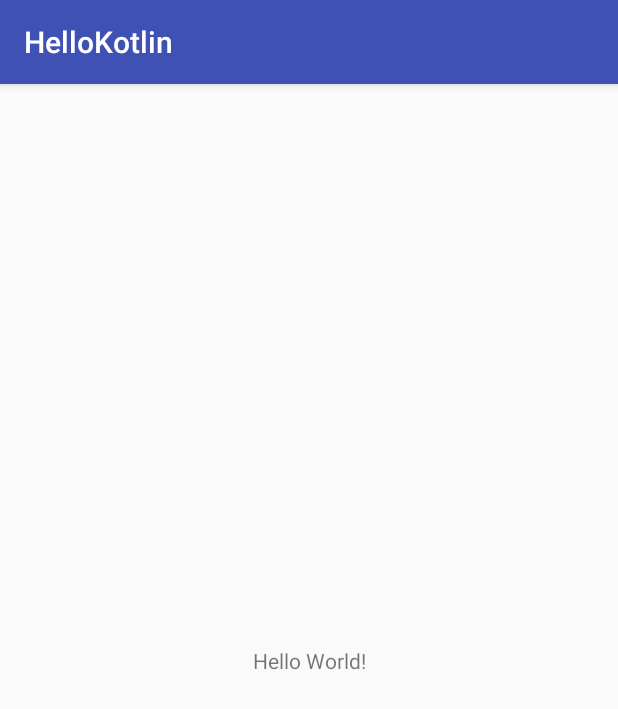
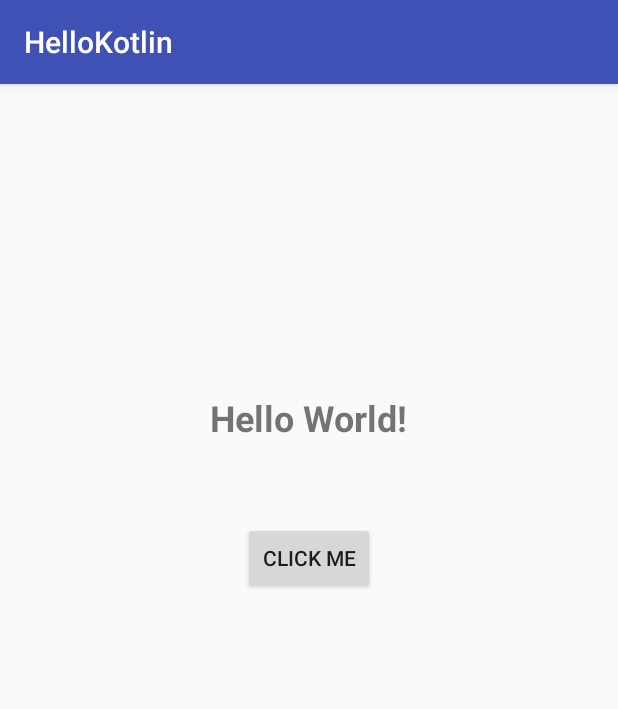
Before and after one commit to Raven0/HelloKotlin, an Android app: the screen it shows after launch (MainActivity), on a phone screen of 412 x 824 dp. Shown: the top 709 px of the screen. Run offline under Robolectric (Android 15) with nearby library versions, the phone set to English and light mode, and no system bars.

Commit message:
Final
next!

```diff
--- a/app/src/main/java/com/preangerstd/hellokotlin/MainActivity.kt
+++ b/app/src/main/java/com/preangerstd/hellokotlin/MainActivity.kt
@@ -2,11 +2,22 @@ package com.preangerstd.hellokotlin
 
 import android.os.Bundle
 import android.support.v7.app.AppCompatActivity
+import android.widget.Toast
+import kotlinx.android.synthetic.main.activity_main.*
 
 class MainActivity : AppCompatActivity() {
 
     override fun onCreate(savedInstanceState: Bundle?) {
         super.onCreate(savedInstanceState)
         setContentView(R.layout.activity_main)
+
+        button.setText("Click Me")
+
+        button.setOnClickListener {
+
+            textView.setText("Hello Kotlin!")
+            Toast.makeText(this,"Kotlin Start Here!",Toast.LENGTH_LONG).show()
+
+        }
     }
 }
--- a/app/src/main/res/layout/activity_main.xml
+++ b/app/src/main/res/layout/activity_main.xml
@@ -7,12 +7,34 @@
     tools:context="com.preangerstd.hellokotlin.MainActivity">
 
     <TextView
+        android:text="Hello World!"
         android:layout_width="wrap_content"
         android:layout_height="wrap_content"
-        android:text="Hello World!"
-        app:layout_constraintBottom_toBottomOf="parent"
+        android:id="@+id/textView"
         app:layout_constraintLeft_toLeftOf="parent"
         app:layout_constraintRight_toRightOf="parent"
-        app:layout_constraintTop_toTopOf="parent" />
+        android:textSize="24sp"
+        android:textStyle="bold"
+        tools:layout_constraintTop_creator="1"
+        tools:layout_constraintRight_creator="1"
+        android:layout_marginTop="206dp"
+        tools:layout_constraintLeft_creator="1"
+        app:layout_constraintTop_toTopOf="parent"
+        app:layout_constraintHorizontal_bias="0.5"/>
+
+    <Button
+        android:text="hello"
+        android:layout_width="wrap_content"
+        android:layout_height="wrap_content"
+        app:layout_constraintLeft_toLeftOf="parent"
+        app:layout_constraintRight_toRightOf="parent"
+        android:id="@+id/button"
+        android:layout_marginTop="24dp"
+        app:layout_constraintTop_toBottomOf="@+id/textView"
+        tools:layout_constraintRight_creator="1"
+        tools:layout_constraintLeft_creator="1"
+        app:layout_constraintBottom_toBottomOf="parent"
+        android:layout_marginBottom="8dp"
+        app:layout_constraintVertical_bias="0.065"/>
 
 </android.support.constraint.ConstraintLayout>
```
